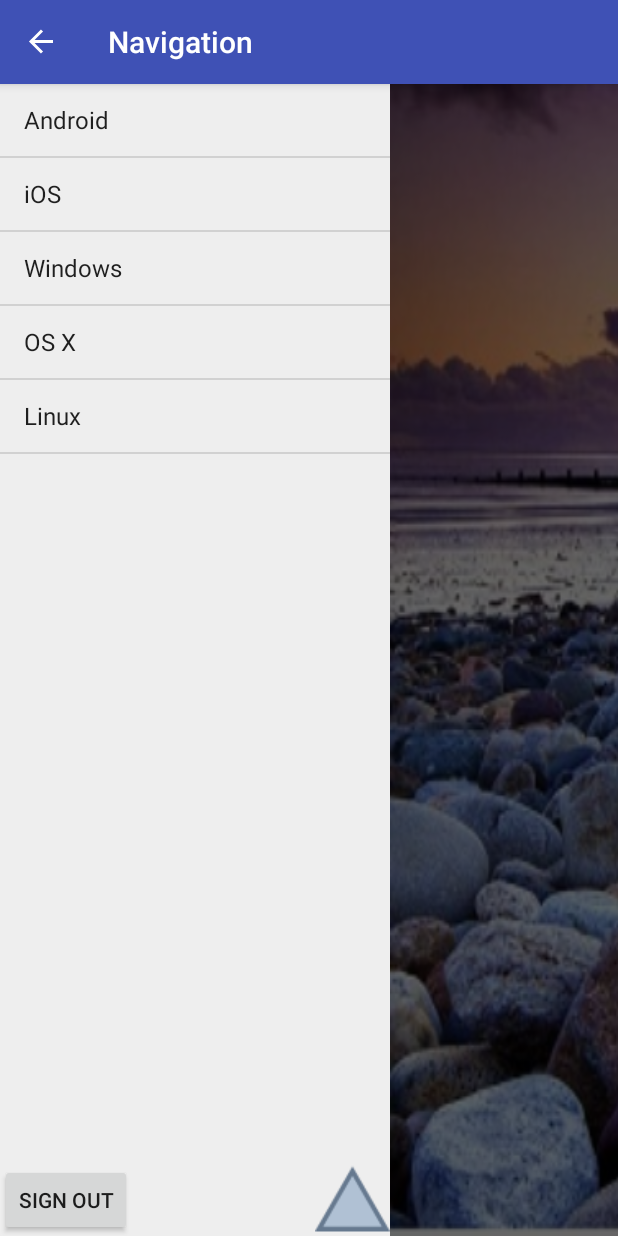
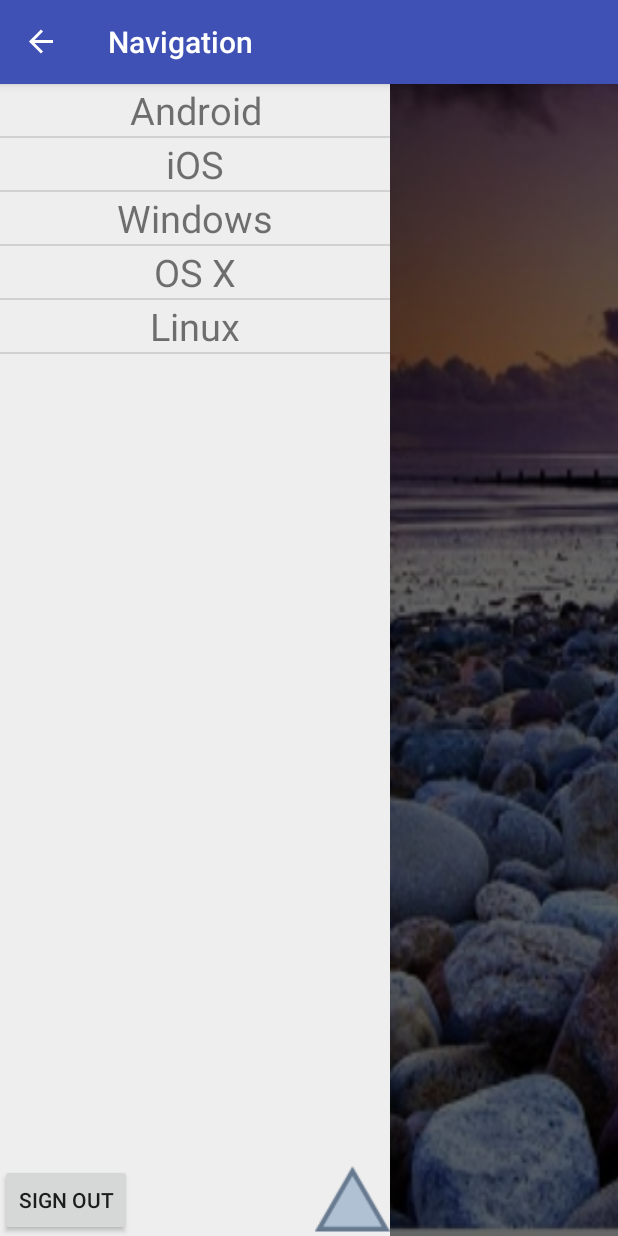
Before and after one commit to Cool-dpkLearn91/MyDrawer, an Android app: the screen it shows after launch (MainActivity), with the side drawer open, on a phone screen of 412 x 824 dp. Run offline under Robolectric (Android 15) with nearby library versions, the phone set to English and light mode, and no system bars.

```diff
--- a/app/src/main/java/com/example/devil/mydrawer/MainActivity.java
+++ b/app/src/main/java/com/example/devil/mydrawer/MainActivity.java
@@ -104,7 +104,7 @@ public class MainActivity extends AppCompatActivity implements DrawerLayout.Draw
     @TargetApi(Build.VERSION_CODES.JELLY_BEAN_MR1)
     private void addDrawerItems() {
         String[] osArray = {"Android", "iOS", "Windows", "OS X", "Linux"};
-        mAdapter = new ArrayAdapter<String>(this, android.R.layout.simple_list_item_1, osArray);
+        mAdapter = new ArrayAdapter<String>(this, R.layout.mylayout, osArray);
         mDrawerList.setAdapter(mAdapter);
     }
 
--- a/app/src/main/res/layout/activity_main.xml
+++ b/app/src/main/res/layout/activity_main.xml
@@ -19,7 +19,8 @@
         android:id="@+id/activity_main_rldrawer_view"
         android:layout_width="260dp"
         android:layout_height="wrap_content"
-        android:layout_gravity="start" >
+        android:layout_gravity="start"
+        >
 
 
     <ListView
@@ -27,7 +28,8 @@
         android:layout_width="260dp"
         android:layout_height="match_parent"
         android:layout_gravity="left|start"
-        android:background="#ffeeeeee"/>
+        android:background="#ffeeeeee"
+        android:dividerHeight="0sp"/>
 
         <Button
             android:layout_width="wrap_content"
--- /dev/null
+++ b/app/src/main/res/layout/mylayout.xml
@@ -0,0 +1,9 @@
+<?xml version="1.0" encoding="utf-8"?>
+<TextView xmlns:android="http://schemas.android.com/apk/res/android"
+    android:id="@android:id/text1"
+    android:layout_height="wrap_content"
+    android:layout_width="fill_parent"
+    android:textSize="25sp"
+    android:paddingLeft="6dip"
+    android:paddingRight="6dip"
+    android:gravity="center" />
```
Also changed, not shown: app/src/main/java/com/example/devil/mydrawer/DrawerSlideListener.java (deleted, +0 -7 lines), app/src/main/java/com/example/devil/mydrawer/PostInfoWithTime.java (added, +109 -0 lines).
